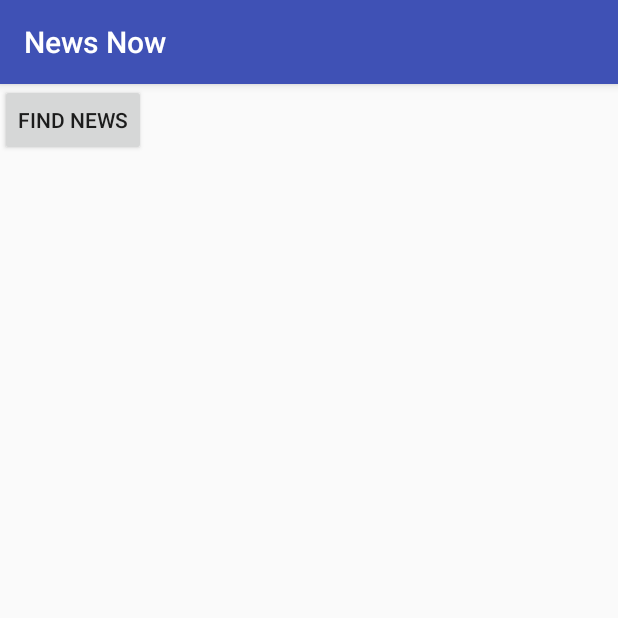
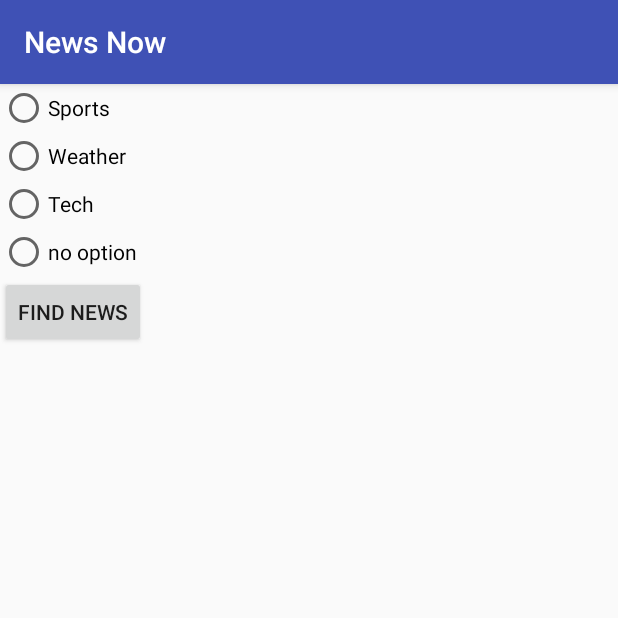
Before and after one commit to guruvex/NewsNow, an Android app: the screen it shows after launch (MainActivity), on a phone screen of 412 x 824 dp, the top half of it. Run offline under Robolectric (Android 15) with nearby library versions, the phone set to English and light mode, and no system bars.

```diff
--- a/app/src/main/AndroidManifest.xml
+++ b/app/src/main/AndroidManifest.xml
@@ -1,6 +1,8 @@
 <?xml version="1.0" encoding="utf-8"?>
 <manifest xmlns:android="http://schemas.android.com/apk/res/android"
     package="example.android.newsnow">
+
+    <uses-permission android:name="android.permission.INTERNET" />
 
     <application
         android:allowBackup="true"
--- a/app/src/main/res/layout/activity_main.xml
+++ b/app/src/main/res/layout/activity_main.xml
@@ -6,6 +6,35 @@
     tools:context="example.android.newsnow.MainActivity"
     android:orientation="vertical">
 
+    <RadioGroup
+        android:layout_width="match_parent"
+        android:layout_height="wrap_content">
+
+        <RadioButton
+            android:layout_width="match_parent"
+            android:layout_height="wrap_content"
+            android:text="@string/rb_1_text"
+            android:id="@+id/rb_1"/>
+
+        <RadioButton
+            android:layout_width="match_parent"
+            android:layout_height="wrap_content"
+            android:text="@string/rb_2_text"
+            android:id="@+id/rb_2"/>
+
+        <RadioButton
+            android:layout_width="match_parent"
+            android:layout_height="wrap_content"
+            android:text="@string/rb_3_text"
+            android:id="@+id/rb_3"/>
+
+        <RadioButton
+            android:layout_width="match_parent"
+            android:layout_height="wrap_content"
+            android:text="@string/rb_4_text"
+            android:id="@+id/rb_4"/>
+    </RadioGroup>
+
     <Button
         android:id="@+id/find_news"
         android:layout_width="wrap_content"
--- a/app/src/main/res/values/strings.xml
+++ b/app/src/main/res/values/strings.xml
@@ -1,3 +1,8 @@
 <resources>
     <string name="app_name">News Now</string>
+    <string name="finding_news">Finding News</string>
+    <string name="rb_1_text">Sports</string>
+    <string name="rb_2_text">Weather</string>
+    <string name="rb_3_text">Tech</string>
+    <string name="rb_4_text">no option</string>
 </resources>
```
Also changed, not shown: app/src/main/java/example/android/newsnow/HttpConnection.java (added, +68 -0 lines), app/src/main/java/example/android/newsnow/MainActivity.java (+26 -1 lines), app/src/main/java/example/android/newsnow/ShowNewsActivity.java (+58 -0 lines).
